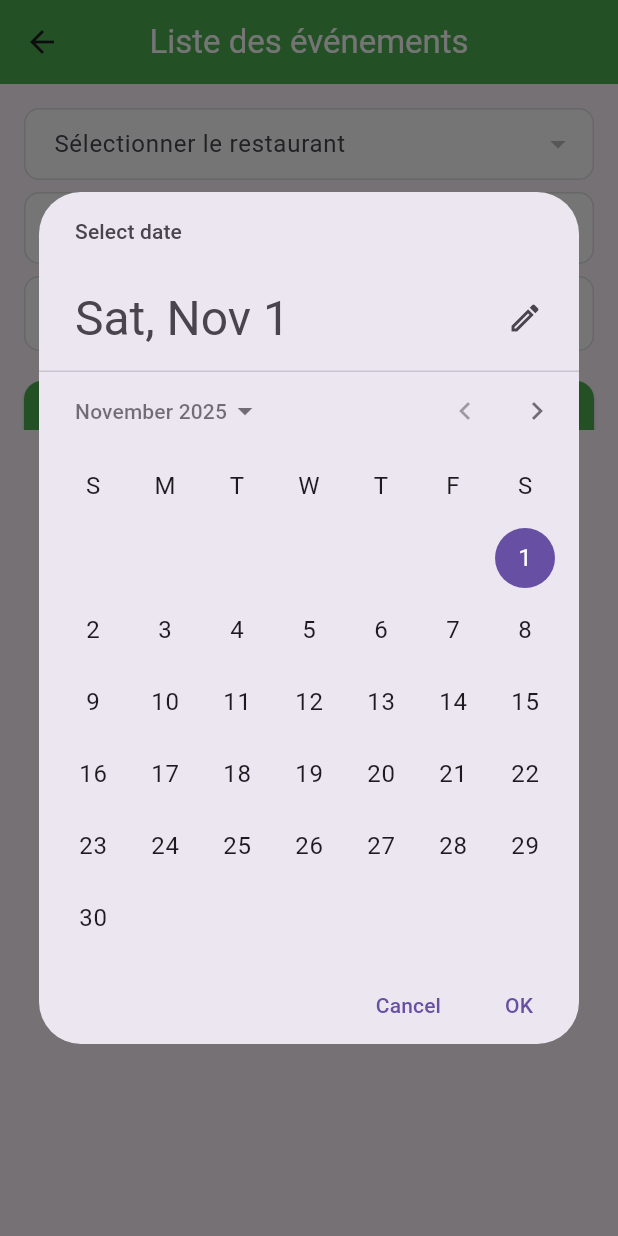
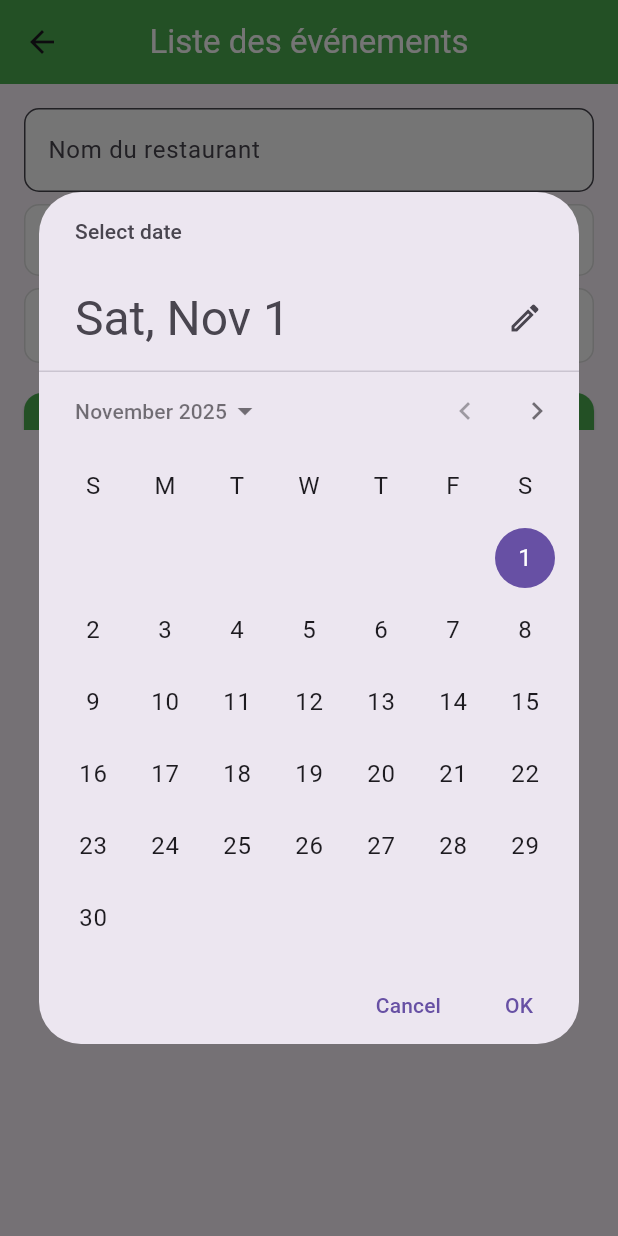
Before and after one commit to Jean-6/vegnbio-flutter-app, a Flutter app: the EventsScreen screen opened directly, after a tap on "Sélectionner le type d'événement", after a tap on "Date de début", on a phone screen of 412 x 824 dp. Run offline on Flutter 3.47's test engine with Material 3 defaults, Android fonts, the phone set to English and light mode, and no system bars; our stand-ins replace flutter_secure_storage, google_fonts, logger; missing offline and left inert: flutter_carousel_slider; accounts and stored records are empty; network calls fail.

Commit message:
fix event filters / details

```diff
--- a/lib/domain/services/event_service.dart
+++ b/lib/domain/services/event_service.dart
@@ -1,6 +1,7 @@
 import 'dart:convert';
 
 import 'package:http/http.dart' as http;
+import 'package:intl/intl.dart';
 import 'package:logger/logger.dart';
 import 'package:vegnbio/dto/event.dart';
 import 'package:vegnbio/dto/event_filter.dart';
@@ -14,11 +15,14 @@ class EventService {
 
   Future<List<Event>?> fetchWithFilters({required EventFilter eventFilter}) async {
 
+    final dateFormat = DateFormat('dd-MM-yyyy'); // ou dd-MM-yyyy selon l'API
     final queryParameters = {
-      if (eventFilter.canteenId != null) 'canteenId': eventFilter.canteenId,
-      if (eventFilter.type != null) 'type': eventFilter.type,
-      if (eventFilter.startDate != null) 'startDate': eventFilter.startDate,
-      if (eventFilter.endDate != null) 'endDate': eventFilter.endDate,
+      if (eventFilter.canteenId != null) 'canteenId': eventFilter.canteenId!,
+      if (eventFilter.canteenName != null) 'canteenName': eventFilter.canteenName!,
+      if (eventFilter.type != null) 'type': eventFilter.type!,
+      if (eventFilter.startDate != null) 'startDate': eventFilter.startDate!.toIso8601String().split('T')[0],
+      if (eventFilter.endDate != null) 'endDate': eventFilter.endDate!.toIso8601String().split('T')[0],
+
     };
 
     final basicAuth = await authHelper.readBasicAuthHeader();
--- a/lib/dto/event_filter.dart
+++ b/lib/dto/event_filter.dart
@@ -2,12 +2,14 @@ import 'package:intl/intl.dart';
 
 class EventFilter {
   final String? canteenId;
+  final String? canteenName;
   final String? type;
   final DateTime? startDate;
   final DateTime? endDate;
 
   EventFilter({
     required this.canteenId,
+    required this.canteenName,
     required this.type,
     required this.startDate,
     required this.endDate,
@@ -18,6 +20,7 @@ class EventFilter {
     final Map<String, String> params = {};
     final dateFormat = DateFormat('dd-MM-yyyy');
     if (canteenId!=null && canteenId!.isNotEmpty) params['canteenId'] = canteenId!;
+    if (canteenName!=null && canteenName!.isNotEmpty) params['canteenName'] = canteenName!;
     if (type!=null && type!.isNotEmpty) params['type'] = type!;
     if(startDate!=null )params['startDate'] = dateFormat.format(startDate!);
     if(endDate!=null )params['endDate'] = dateFormat.format(endDate!);
--- a/lib/presentation/screen/customer/events_screen.dart
+++ b/lib/presentation/screen/customer/events_screen.dart
@@ -23,12 +23,15 @@ class EventsScreenState extends State<EventsScreen> {
   final logger = Logger();
   final DateFormat dateFormat = DateFormat('dd/MM/yyyy');
 
+  String? _canteen;
   String? _selectedCanteen;
+  String? _canteenName;
   String? _selectedType;
   DateTime? _startDate;
   DateTime? _endDate;
   bool _isLoading = false;
 
+  final _canteenController = TextEditingController();
   List<Event> filteredEvents = [];
   List<CanteenOption> canteenOptions = [];
 
@@ -59,6 +62,7 @@ class EventsScreenState extends State<EventsScreen> {
     try {
       final filters = EventFilter(
         canteenId: _selectedCanteen,
+        canteenName: _canteen,
         type: _selectedType,
         startDate: _startDate,
         endDate: _endDate,
@@ -119,38 +123,29 @@ class EventsScreenState extends State<EventsScreen> {
                     key: _formKey,
                     child: Column(
                       children: [
-                        // Filtrer par restaurant
-                        DropdownButtonFormField<String>(
+
+                        TextFormField(
+                          controller: _canteenController,
                           decoration: InputDecoration(
+                            labelText: "Nom du restaurant",
+                            hintText: "Entrez le nom du restaurant",
                             filled: true,
                             fillColor: Colors.white,
-                            contentPadding: const EdgeInsets.symmetric(
-                                horizontal: 16, vertical: 12),
                             border: OutlineInputBorder(
                               borderRadius: BorderRadius.circular(10),
-                              borderSide: const BorderSide(color: Color(0xFFE0E0E0)),
-                            ),
-                            enabledBorder: OutlineInputBorder(
-                              borderRadius: BorderRadius.circular(10),
-                              borderSide: const BorderSide(color: Color(0xFFE0E0E0)),
                             ),
                             focusedBorder: OutlineInputBorder(
                               borderRadius: BorderRadius.circular(10),
                               borderSide: const BorderSide(
-                                  color: Color(0xFF4CAF50), width: 2),
+                                color: Color(0xFF4CAF50),
+                                width: 2,
+                              ),
                             ),
-                            labelText: "Sélectionner le restaurant",
-                            hintStyle: TextStyle(color: Colors.grey.shade500),
                           ),
-                          value: _selectedCanteen,
-                          items: canteenOptions.map((canteen) {
-                            return DropdownMenuItem<String>(
-                              value: canteen.id,
-                              child: Text(canteen.name),
-                            );
-                          }).toList(),
-                          onChanged: (value) => setState(() => _selectedCanteen = value),
+                          onChanged: (value) => _canteen = value,
                         ),
+                        // Filtrer par restaurant
+
                         const SizedBox(height: 8),
                         // Filtrer par type
                         DropdownButtonFormField<String>(
```
